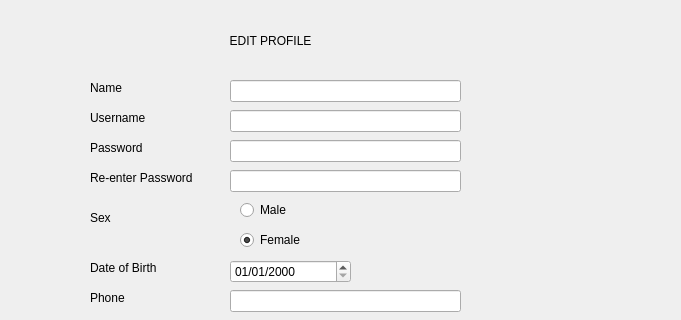
tapish13031997/OVV, file voter_window.ui: the form before one commit; both pictures show x 0 to 681 and y 0 to 320 of the 800 by 600 pixel window.
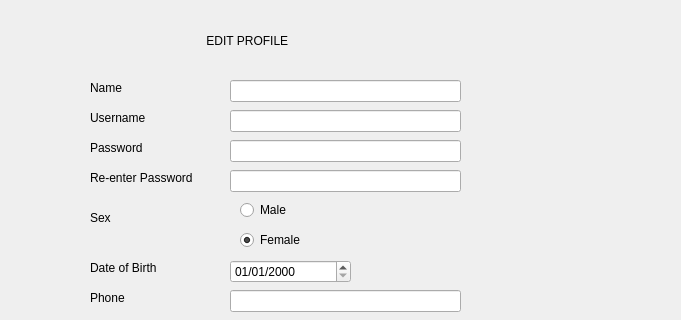
The form after the commit.

The edit to the form file:
```diff
--- a/voter_window.ui
+++ b/voter_window.ui
@@ -263,14 +263,17 @@
    <widget class="QLabel" name="label_5">
     <property name="geometry">
      <rect>
-      <x>30</x>
+      <x>70</x>
       <y>30</y>
-      <width>511</width>
+      <width>481</width>
       <height>21</height>
      </rect>
     </property>
+    <property name="styleSheet">
+     <string notr="true">font: 75 14pt &quot;Century Schoolbook L&quot;;</string>
+    </property>
     <property name="text">
-     <string>                                                            EDIT PROFILE</string>
+     <string>                                         EDIT PROFILE</string>
     </property>
    </widget>
   </widget>
```
